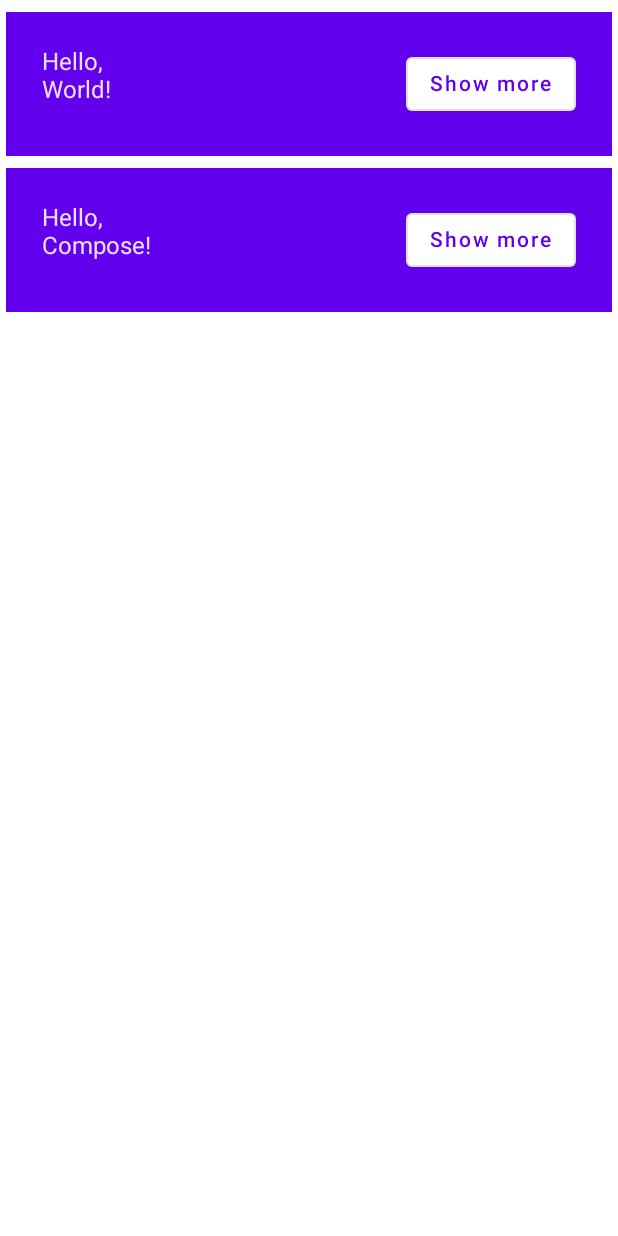
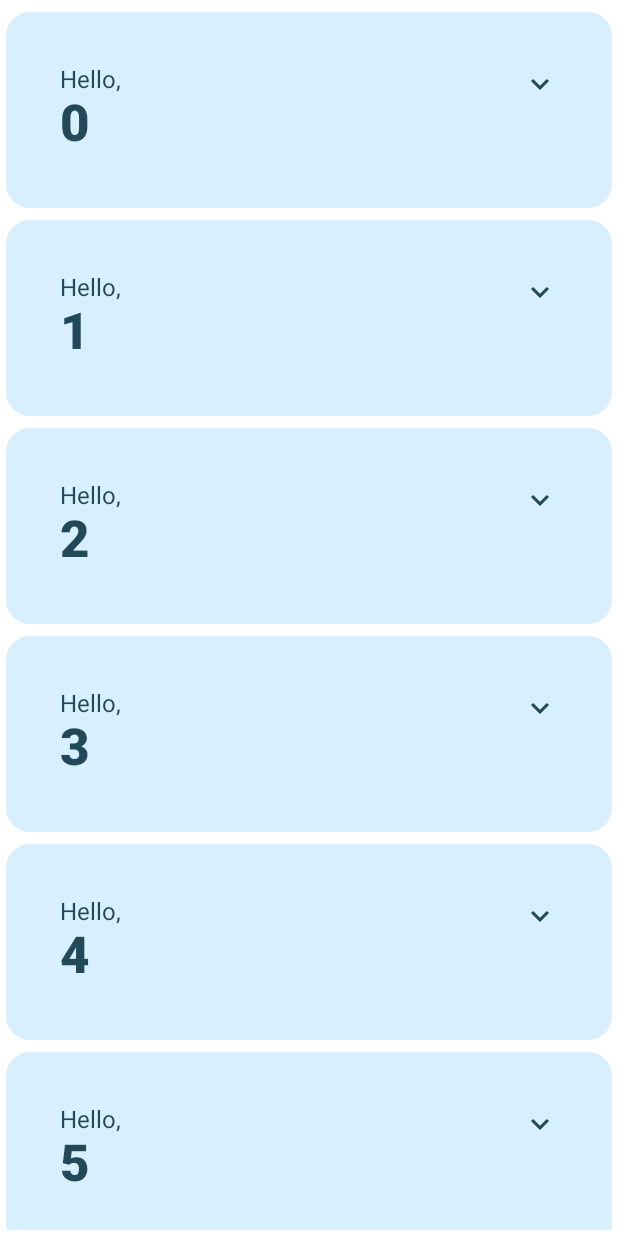
Before and after one commit to levkaantonov/ComposeBasics, an Android app built with Jetpack Compose: the screen it shows after launch (MainActivity), after a tap on "Continue", on a phone screen of 412 x 824 dp. Run offline under Robolectric (Android 15) with nearby library versions, the phone set to English and light mode, and no system bars.

Commit message:
complete codelab

```diff
--- a/app/build.gradle
+++ b/app/build.gradle
@@ -62,4 +62,5 @@ dependencies {
     androidTestImplementation 'androidx.test.espresso:espresso-core:3.4.0'
     androidTestImplementation "androidx.compose.ui:ui-test-junit4:$compose_version"
     debugImplementation "androidx.compose.ui:ui-tooling:$compose_version"
+    implementation "androidx.compose.material:material-icons-extended:$compose_version"
 }
--- a/app/src/main/java/levkaantonov/com/study/composebasics/MainActivity.kt
+++ b/app/src/main/java/levkaantonov/com/study/composebasics/MainActivity.kt
@@ -1,17 +1,31 @@
 package levkaantonov.com.study.composebasics
 
+import android.content.res.Configuration.UI_MODE_NIGHT_YES
 import android.os.Bundle
 import androidx.activity.ComponentActivity
 import androidx.activity.compose.setContent
+import androidx.compose.animation.animateContentSize
+import androidx.compose.animation.core.Spring
+import androidx.compose.animation.core.spring
 import androidx.compose.foundation.layout.Column
 import androidx.compose.foundation.layout.Row
 import androidx.compose.foundation.layout.padding
-import androidx.compose.material.MaterialTheme
-import androidx.compose.material.OutlinedButton
-import androidx.compose.material.Surface
-import androidx.compose.material.Text
-import androidx.compose.runtime.*
+import androidx.compose.foundation.lazy.LazyColumn
+import androidx.compose.foundation.lazy.items
+import androidx.compose.foundation.shape.RoundedCornerShape
+import androidx.compose.material.*
+import androidx.compose.material.icons.Icons
+import androidx.compose.material.icons.filled.ExpandLess
+import androidx.compose.material.icons.filled.ExpandMore
+import androidx.compose.runtime.Composable
+import androidx.compose.runtime.getValue
+import androidx.compose.runtime.mutableStateOf
+import androidx.compose.runtime.saveable.rememberSaveable
+import androidx.compose.runtime.setValue
 import androidx.compose.ui.Modifier
+import androidx.compose.ui.draw.clip
+import androidx.compose.ui.res.stringResource
+import androidx.compose.ui.text.font.FontWeight
 import androidx.compose.ui.tooling.preview.Preview
 import androidx.compose.ui.unit.dp
 import levkaantonov.com.study.composebasics.ui.OnBoardingScreen
@@ -32,41 +46,91 @@ class MainActivity : ComponentActivity() {
 private fun Greeting(
     name: String
 ) {
-    val expanded = remember { mutableStateOf(false) }
-    val extraPadding = if (expanded.value) 48.dp else 0.dp
+    var expanded by rememberSaveable { mutableStateOf(false) }
+
     Surface(
         color = MaterialTheme.colors.primary,
-        modifier = Modifier.padding(vertical = 4.dp, horizontal = 4.dp)
+        modifier = Modifier
+            .padding(horizontal = 4.dp, vertical = 4.dp)
+            .clip(RoundedCornerShape(16.dp))
     ) {
         Row(
-            modifier = Modifier.padding(24.dp)
+            modifier = Modifier
+                .padding(24.dp)
+                .animateContentSize(
+                    animationSpec = spring(
+                        dampingRatio = Spring.DampingRatioMediumBouncy,
+                        stiffness = Spring.StiffnessLow
+                    )
+                )
         ) {
             Column(
                 modifier = Modifier
                     .weight(1f)
-                    .padding(bottom = extraPadding)
+                    .padding(12.dp)
             ) {
                 Text(text = "Hello,")
-                Text(text = "$name!")
+                Text(
+                    text = "$name", style = MaterialTheme.typography.h4.copy(
+                        fontWeight = FontWeight.ExtraBold
+                    )
+                )
+                if (expanded) {
+                    Text(
+                        text = ("Composem ipsum color sit lazy, " +
+                                "padding theme elit, sed do bouncy. ").repeat(4)
+                    )
+                }
             }
-            OutlinedButton(
-                onClick = { expanded.value = !expanded.value },
+            IconButton(
+                onClick = { expanded = !expanded },
             ) {
-                Text(text = if (expanded.value) "Show less" else "Show more")
+                Icon(
+                    imageVector = if (expanded)
+                        Icons.Filled.ExpandLess else
+                        Icons.Filled.ExpandMore,
+                    contentDescription = if (expanded)
+                        stringResource(R.string.button_text_show_less) else
+                        stringResource(R.string.button_text_show_more)
+                )
             }
         }
     }
 }
 
 @Composable
-fun Greetings(names: List<String> = listOf("World", "Compose")) {
-    Column(modifier = Modifier.padding(vertical = 4.dp)) {
-        for (name in names) {
+fun Greetings(names: List<String> = List(1000) { "$it" }) {
+    LazyColumn(
+        modifier = Modifier
+            .padding(vertical = 4.dp)
+    ) {
+        items(names) { name ->
             Greeting(name = name)
         }
     }
 }
 
+
+@Preview(
+    showBackground = true,
+    widthDp = 320,
+    uiMode = UI_MODE_NIGHT_YES,
+    name = "DefaultPreviewDark"
+)
+@Preview(showBackground = true, widthDp = 320)
+@Composable
+fun GreetingsPreview() {
+    ComposeBasicsTheme {
+        Greetings()
+    }
+}
+
+@Preview(
+    showBackground = true,
+    widthDp = 320,
+    uiMode = UI_MODE_NIGHT_YES,
+    name = "DefaultPreviewDark"
+)
 @Preview(showBackground = true, widthDp = 320)
 @Composable
 fun DefaultPreview() {
@@ -77,7 +141,7 @@ fun DefaultPreview() {
 
 @Composable
 fun MyApp() {
-    var shouldShowOnBoarding by remember {
+    var shouldShowOnBoarding by rememberSaveable {
         mutableStateOf(true)
     }
 
--- a/app/src/main/java/levkaantonov/com/study/composebasics/ui/theme/Color.kt
+++ b/app/src/main/java/levkaantonov/com/study/composebasics/ui/theme/Color.kt
@@ -3,6 +3,10 @@ package levkaantonov.com.study.composebasics.ui.theme
 import androidx.compose.ui.graphics.Color
 
 val Purple200 = Color(0xFFBB86FC)
-val Purple500 = Color(0xFF6200EE)
+val Purple500 = Color(0xFF1976D2)
 val Purple700 = Color(0xFF3700B3)
 val Teal200 = Color(0xFF03DAC5)
+val Navy = Color(0XFF073042)
+val Blue = Color(0XFF4285F4)
+val LightBlue = Color(0XFFD7EFFE)
+val Chartreuse = Color(0XFFEFF7CF)
--- a/app/src/main/java/levkaantonov/com/study/composebasics/ui/theme/Theme.kt
+++ b/app/src/main/java/levkaantonov/com/study/composebasics/ui/theme/Theme.kt
@@ -5,17 +5,20 @@ import androidx.compose.material.MaterialTheme
 import androidx.compose.material.darkColors
 import androidx.compose.material.lightColors
 import androidx.compose.runtime.Composable
+import androidx.compose.ui.graphics.Color.Companion.White
 
 private val DarkColorPalette = darkColors(
-    primary = Purple200,
-    primaryVariant = Purple700,
-    secondary = Teal200
+    surface = Blue,
+    onSurface = Navy,
+    primary = Navy,
+    onPrimary = Chartreuse
 )
 
 private val LightColorPalette = lightColors(
-    primary = Purple500,
-    primaryVariant = Purple700,
-    secondary = Teal200
+    surface = Blue,
+    onSurface = White,
+    primary = LightBlue,
+    onPrimary = Navy
 
     /* Other default colors to override
     background = Color.White,
--- a/app/src/main/res/values/strings.xml
+++ b/app/src/main/res/values/strings.xml
@@ -1,3 +1,5 @@
 <resources>
     <string name="app_name">ComposeBasics</string>
+    <string name="button_text_show_less">Show less</string>
+    <string name="button_text_show_more">Show more</string>
 </resources>
```
